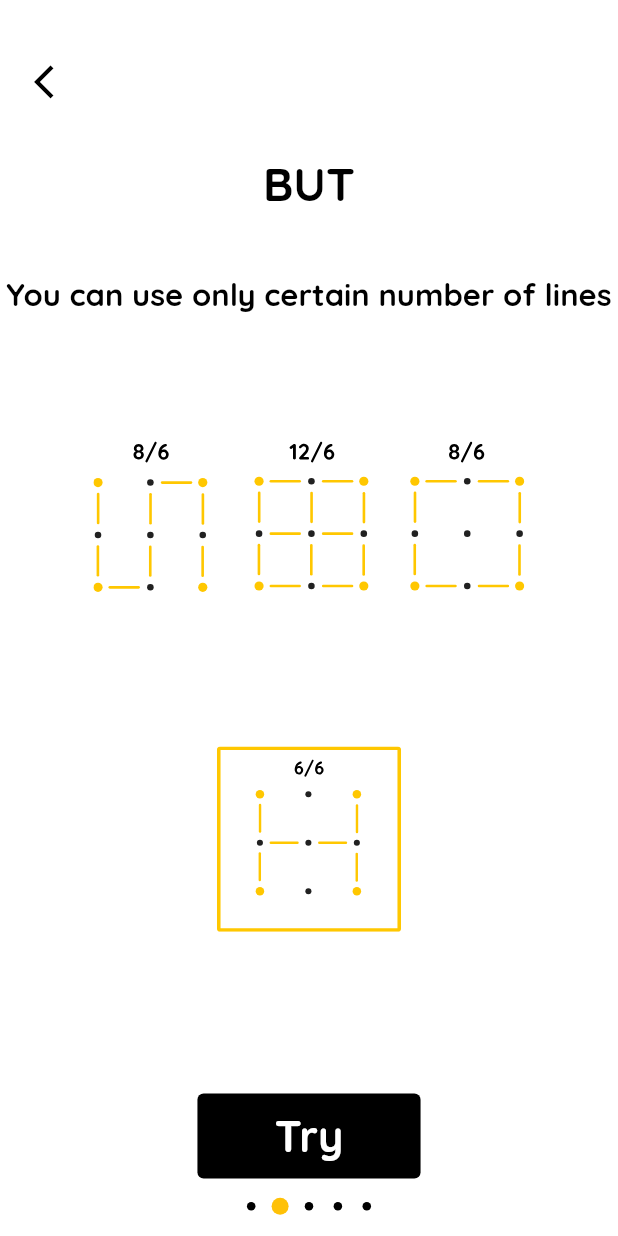
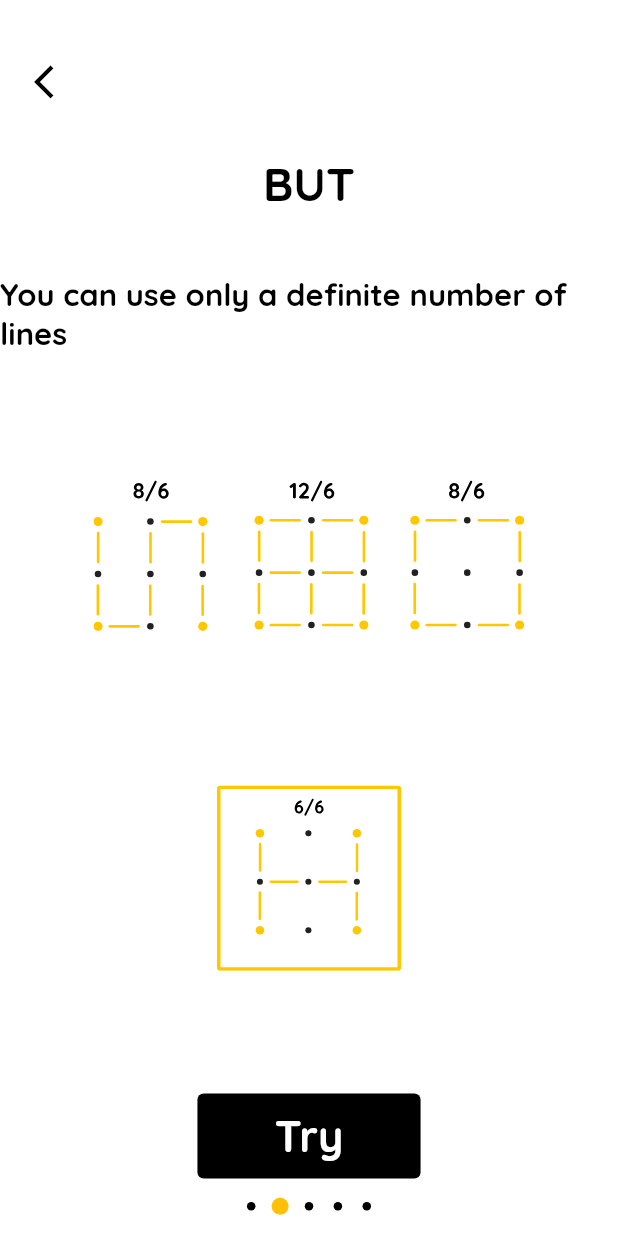
Before and after one commit to Neptune-1/optimal_routing, a Flutter app: the screen it shows after launch, swiped to page 2, on a phone screen of 412 x 824 dp. Run offline on Flutter 3.47's test engine with Material 2 defaults, Android fonts, the phone set to English and light mode, and no system bars; our stand-ins replace firebase_core, flutter_svg, google_fonts, google_mobile_ads, sentry_flutter, shared_preferences; accounts and stored records are empty.

Commit message:
corrected mistakes in  texts

```diff
--- a/lib/pages/explain_page.dart
+++ b/lib/pages/explain_page.dart
@@ -192,7 +192,7 @@ class _ExplainPageState extends State<ExplainPage> with SingleTickerProviderStat
                       height: Style.blockH * 1,
                     ),
                     Text(
-                      "You can use only certain number of lines",
+                      "You can use only a definite number of lines",
                       style: Style.getTextStyle_1(),
                     ),
                     SizedBox(
@@ -221,7 +221,7 @@ class _ExplainPageState extends State<ExplainPage> with SingleTickerProviderStat
                     Align(
                       alignment: const Alignment(0, -0.5),
                       child: Text(
-                        "Tip: Connect targets using swipes or taps,\nrepeat movement to remove the line",
+                        "Tip: Connect targets using swipes or taps,\nrepeat movement to remove the connection",
                         style: Style.getTextStyle_1(),
                         textAlign: TextAlign.center,
                       ),
@@ -277,7 +277,7 @@ class _ExplainPageState extends State<ExplainPage> with SingleTickerProviderStat
                     Align(
                       alignment: const Alignment(0, 0.65),
                       child: Text(
-                        "Tip: tap on layer on\n3D-projection for selection",
+                        "Tip: for selection\ntap on a layer on the 3D projection",
                         style: Style.getTextStyle_1(),
                         textAlign: TextAlign.center,
                       ),
--- a/pubspec.yaml
+++ b/pubspec.yaml
@@ -3,7 +3,7 @@ description: Routing game
 
 publish_to: 'none'
 
-version: 1.0.5+6
+version: 1.0.5+7
 
 environment:
   sdk: ">=2.16.1 <3.0.0"
```
